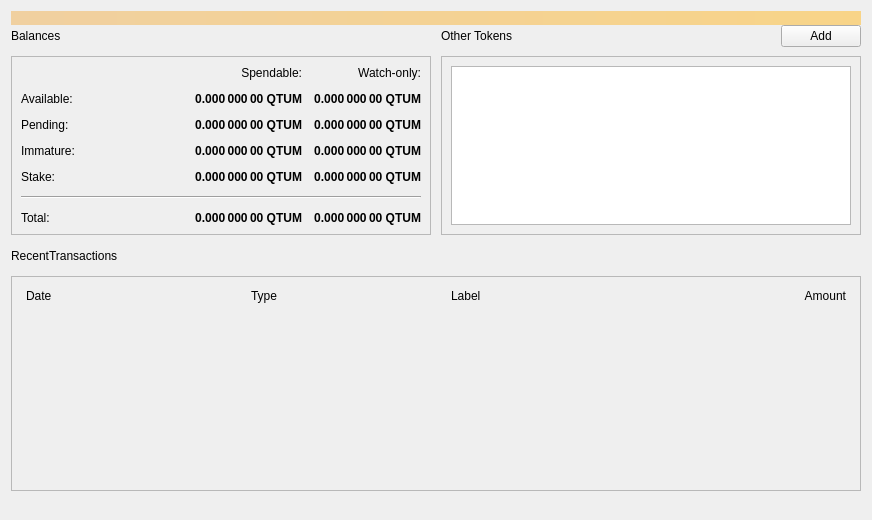
Before: the Qt Designer form src/qt/forms/overviewpage.ui in qtumproject/qtum, drawn with Qt 5.
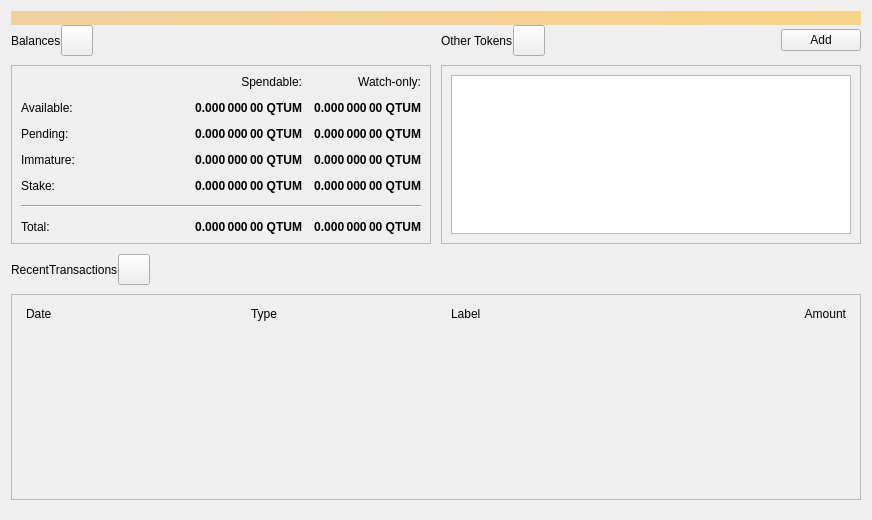
After: the same form once the commit is applied. Icons and pictures are not drawn.

```diff
--- a/src/qt/forms/overviewpage.ui
+++ b/src/qt/forms/overviewpage.ui
@@ -51,7 +51,7 @@
         </widget>
        </item>
        <item>
-        <widget class="QPushButton" name="labelTokenStatus">
+        <widget class="QToolButton" name="labelTokenStatus">
          <property name="toolTip">
           <string>The displayed information may be out of date. Your wallet automatically synchronizes with the Qtum network after a connection is established, but this process has not completed yet.</string>
          </property>
@@ -64,8 +64,8 @@
            <height>24</height>
           </size>
          </property>
-         <property name="flat">
-          <bool>true</bool>
+         <property name="flat" stdset="0">
+          <bool>false</bool>
          </property>
         </widget>
        </item>
@@ -474,7 +474,7 @@
         </widget>
        </item>
        <item>
-        <widget class="QPushButton" name="labelWalletStatus">
+        <widget class="QToolButton" name="labelWalletStatus">
          <property name="enabled">
           <bool>true</bool>
          </property>
@@ -495,8 +495,8 @@
            <height>24</height>
           </size>
          </property>
-         <property name="flat">
-          <bool>true</bool>
+         <property name="flat" stdset="0">
+          <bool>false</bool>
          </property>
         </widget>
        </item>
@@ -562,7 +562,7 @@
       </widget>
      </item>
      <item>
-      <widget class="QPushButton" name="labelTransactionsStatus">
+      <widget class="QToolButton" name="labelTransactionsStatus">
        <property name="enabled">
         <bool>true</bool>
        </property>
@@ -583,8 +583,8 @@
          <height>24</height>
         </size>
        </property>
-       <property name="flat">
-        <bool>true</bool>
+       <property name="flat" stdset="0">
+        <bool>false</bool>
        </property>
       </widget>
      </item>
```
